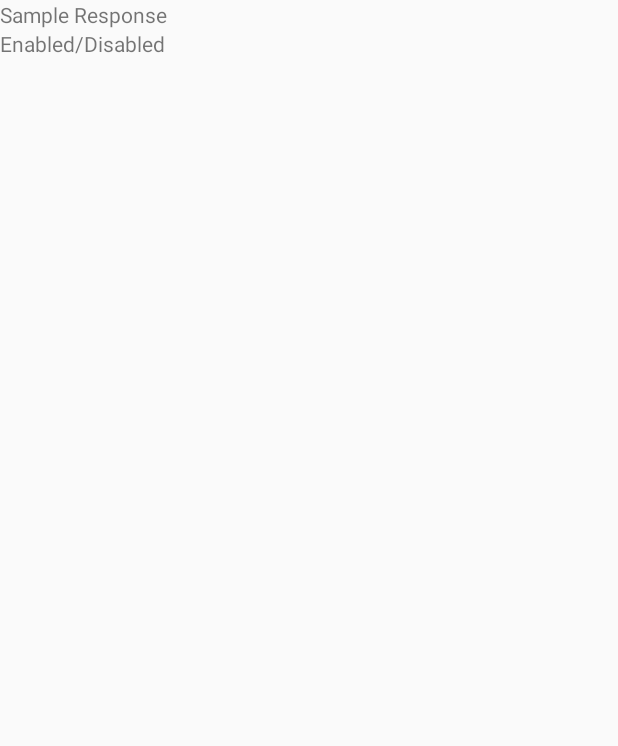
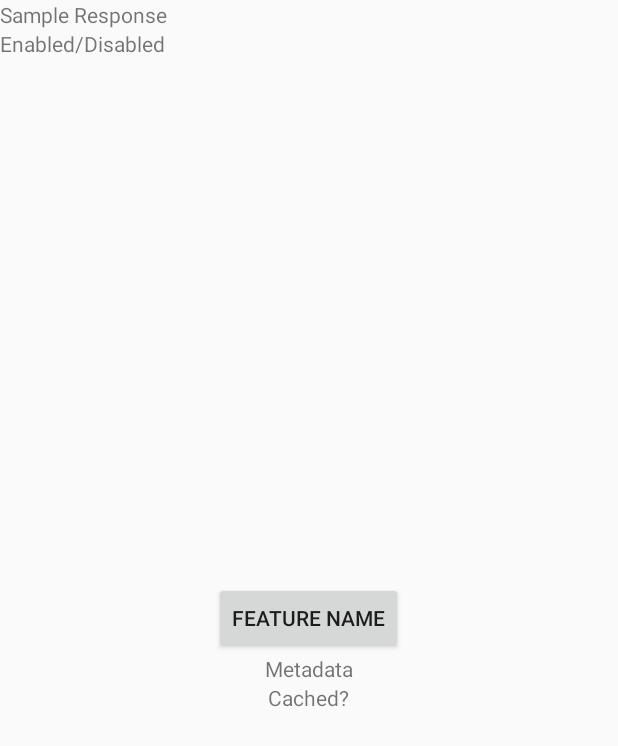
Before and after one commit to sohamtriveous/Feature-Toggle, an Android app: the layout activity_sample_network.xml on its own in the app's theme, with its tools: preview values and no code run, on a phone screen of 412 x 824 dp. Shown: the top 746 px of the screen. Run offline under Robolectric (Android 15) with nearby library versions, the phone set to English and light mode, and no system bars.

Commit message:
Added sample for Retrofit

```diff
--- a/Sample/src/main/res/layout/activity_sample_network.xml
+++ b/Sample/src/main/res/layout/activity_sample_network.xml
@@ -1,5 +1,5 @@
 <?xml version="1.0" encoding="utf-8"?>
-<LinearLayout xmlns:android="http://schemas.android.com/apk/res/android"
+<RelativeLayout xmlns:android="http://schemas.android.com/apk/res/android"
     android:layout_width="match_parent"
     android:layout_height="match_parent"
     android:orientation="vertical">
@@ -8,12 +8,37 @@
         android:id="@+id/activity_sample_network_response"
         android:layout_width="wrap_content"
         android:layout_height="wrap_content"
-        android:text="Sample Response"/>
+        android:layout_alignParentTop="true"
+        android:text="Sample Response" />
 
     <TextView
         android:id="@+id/activity_sample_network_feature_video"
         android:layout_width="wrap_content"
         android:layout_height="wrap_content"
-        android:text="Enabled/Disabled"/>
+        android:layout_below="@id/activity_sample_network_response"
+        android:text="Enabled/Disabled" />
 
-</LinearLayout>
+    <Button
+        android:id="@+id/activity_sample_network_feature"
+        android:layout_width="wrap_content"
+        android:layout_height="wrap_content"
+        android:layout_centerInParent="true"
+        android:text="Feature Name" />
+
+    <TextView
+        android:id="@+id/activity_sample_network_feature_metadata"
+        android:layout_width="wrap_content"
+        android:layout_height="wrap_content"
+        android:layout_below="@id/activity_sample_network_feature"
+        android:layout_centerInParent="true"
+        android:text="Metadata" />
+
+    <TextView
+        android:id="@+id/activity_sample_network_feature_cached"
+        android:layout_width="wrap_content"
+        android:layout_height="wrap_content"
+        android:layout_below="@id/activity_sample_network_feature_metadata"
+        android:layout_centerInParent="true"
+        android:text="Cached?" />
+
+</RelativeLayout>
```
Also changed, not shown: Sample/src/main/AndroidManifest.xml (+13 -0 lines), Sample/src/main/java/cc/soham/togglesample/SampleProductActivity.java (added, +15 -0 lines), Sample/src/main/java/cc/soham/togglesample/SampleRetrofitActivity.java (added, +62 -0 lines), Sample/src/main/java/cc/soham/togglesample/SampleStringActivity.java (added, +15 -0 lines).
